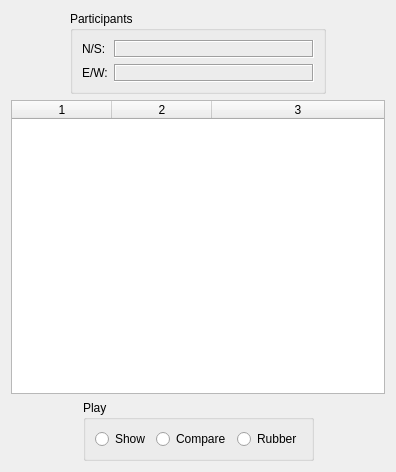
Qt form ZBridge/cmainscoredialog.ui (erik-knudsen/BridgeZ) before a commit.
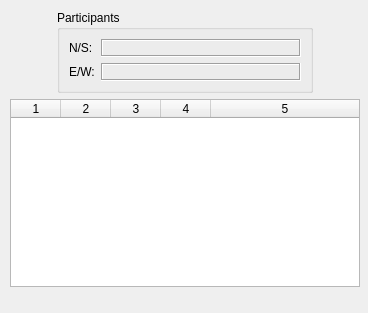
The same form after that commit.

Patch:
```diff
--- a/ZBridge/cmainscoredialog.ui
+++ b/ZBridge/cmainscoredialog.ui
@@ -6,16 +6,23 @@
    <rect>
     <x>0</x>
     <y>0</y>
-    <width>396</width>
-    <height>472</height>
+    <width>368</width>
+    <height>313</height>
    </rect>
   </property>
   <property name="windowTitle">
    <string>Score</string>
   </property>
-  <layout class="QHBoxLayout" name="horizontalLayout_6">
-   <item>
-    <layout class="QVBoxLayout" name="verticalLayout_4">
+  <widget class="QWidget" name="">
+   <property name="geometry">
+    <rect>
+     <x>10</x>
+     <y>10</y>
+     <width>350</width>
+     <height>277</height>
+    </rect>
+   </property>
+   <layout class="QVBoxLayout" name="verticalLayout">
      <item>
       <layout class="QHBoxLayout" name="horizontalLayout_5">
        <item>
@@ -149,13 +156,13 @@
         <enum>Qt::NoPen</enum>
        </property>
        <property name="sortingEnabled">
-        <bool>true</bool>
+       <bool>false</bool>
        </property>
        <property name="cornerButtonEnabled">
         <bool>false</bool>
        </property>
        <property name="columnCount">
-        <number>3</number>
+       <number>5</number>
        </property>
        <attribute name="horizontalHeaderVisible">
         <bool>true</bool>
@@ -163,14 +170,17 @@
        <attribute name="horizontalHeaderCascadingSectionResizes">
         <bool>false</bool>
        </attribute>
+      <attribute name="horizontalHeaderDefaultSectionSize">
+       <number>50</number>
+      </attribute>
        <attribute name="horizontalHeaderHighlightSections">
         <bool>true</bool>
        </attribute>
        <attribute name="horizontalHeaderMinimumSectionSize">
-        <number>100</number>
+       <number>50</number>
        </attribute>
        <attribute name="horizontalHeaderShowSortIndicator" stdset="0">
-        <bool>true</bool>
+       <bool>false</bool>
        </attribute>
        <attribute name="horizontalHeaderStretchLastSection">
         <bool>true</bool>
@@ -190,81 +200,12 @@
        <column/>
        <column/>
        <column/>
-      </widget>
-     </item>
-     <item>
-      <layout class="QHBoxLayout" name="horizontalLayout_4">
-       <item>
-        <spacer name="horizontalSpacer_3">
-         <property name="orientation">
-          <enum>Qt::Horizontal</enum>
-         </property>
-         <property name="sizeHint" stdset="0">
-          <size>
-           <width>40</width>
-           <height>20</height>
-          </size>
-         </property>
-        </spacer>
-       </item>
-       <item>
-        <widget class="QGroupBox" name="typeOfPlay">
-         <property name="sizePolicy">
-          <sizepolicy hsizetype="Fixed" vsizetype="Fixed">
-           <horstretch>0</horstretch>
-           <verstretch>0</verstretch>
-          </sizepolicy>
-         </property>
-         <property name="title">
-          <string>Play</string>
-         </property>
-         <layout class="QVBoxLayout" name="verticalLayout">
-          <item>
-           <layout class="QHBoxLayout" name="horizontalLayout">
-            <item>
-             <widget class="QRadioButton" name="showPlay">
-              <property name="text">
-               <string>Show</string>
-              </property>
-             </widget>
-            </item>
-            <item>
-             <widget class="QRadioButton" name="compare">
-              <property name="text">
-               <string>Compare</string>
-              </property>
-             </widget>
-            </item>
-            <item>
-             <widget class="QRadioButton" name="rubber">
-              <property name="text">
-               <string>Rubber</string>
-              </property>
-             </widget>
-            </item>
-           </layout>
-          </item>
-         </layout>
-        </widget>
-       </item>
-       <item>
-        <spacer name="horizontalSpacer_4">
-         <property name="orientation">
-          <enum>Qt::Horizontal</enum>
-         </property>
-         <property name="sizeHint" stdset="0">
-          <size>
-           <width>40</width>
-           <height>20</height>
-          </size>
-         </property>
-        </spacer>
-       </item>
-      </layout>
-     </item>
-    </layout>
-   </item>
-  </layout>
+      <column/>
+      <column/>
+     </widget>
+    </item>
+   </layout>
+  </widget>
  </widget>
  <resources/>
  <connections/>
```
Lines whose indentation alone changed are shown as unchanged.
